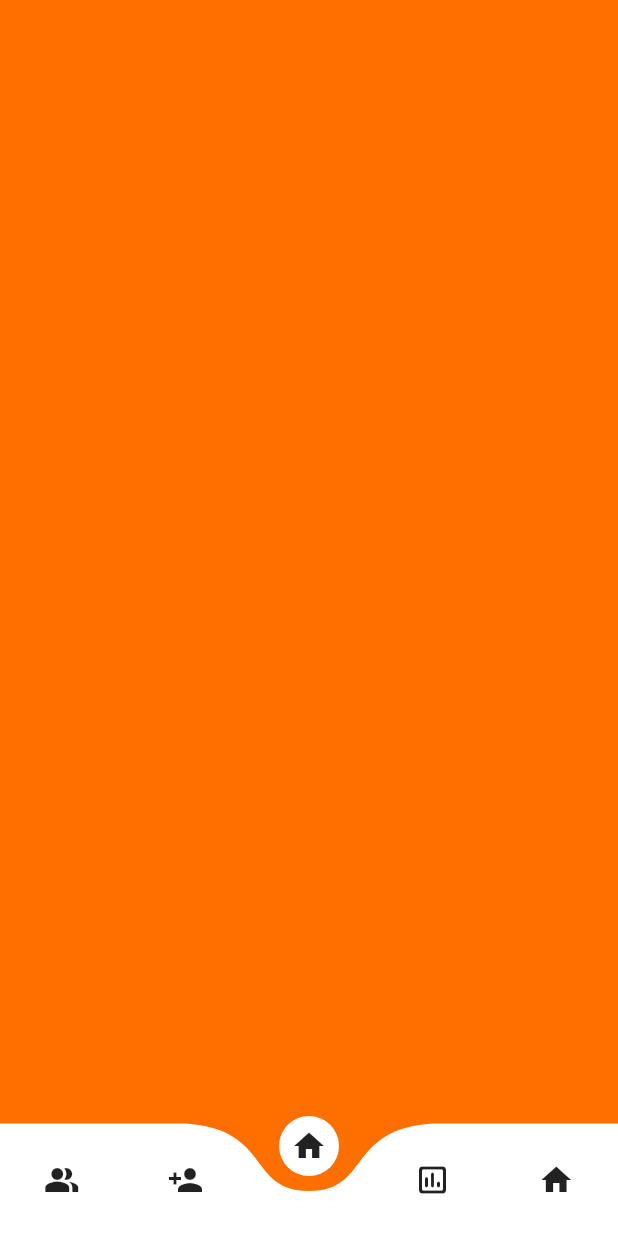
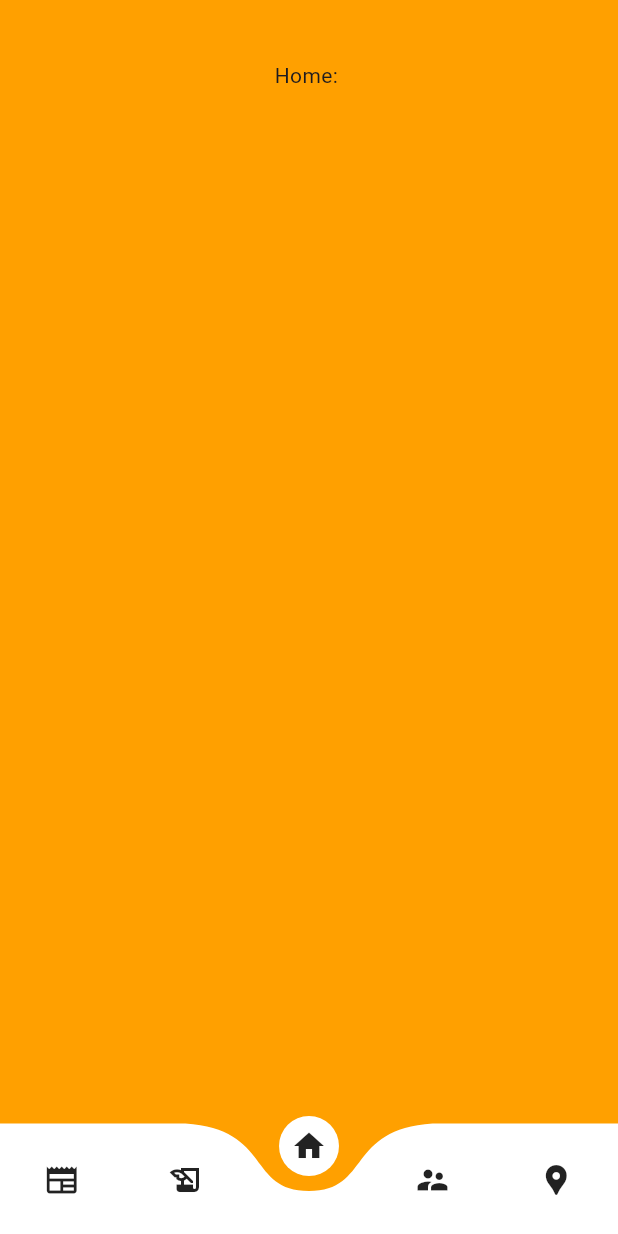
Before and after one commit to s0yAJ/Final_Project_App, a Flutter app: the screen it shows after launch, item 3 of the bottom bar chosen, on a phone screen of 412 x 824 dp. Run offline on Flutter 3.47's test engine with Material 3 defaults, Android fonts, the phone set to English and light mode, and no system bars; drawn by our look-alikes of curved_navigation_bar.

Commit message:
Finish_nabigation_bar

```diff
--- a/lib/main.dart
+++ b/lib/main.dart
@@ -1,5 +1,11 @@
-import 'package:final_proyect/pages/home.dart';
+import 'package:curved_navigation_bar/curved_navigation_bar.dart';
+import 'package:final_proyect/pages/History.dart';
+import 'package:final_proyect/pages/Home.dart';
+import 'package:final_proyect/pages/Services.dart';
+import 'package:final_proyect/pages/Shelters.dart';
 import 'package:flutter/material.dart';
+
+import 'pages/News.dart';
 
 void main() {
   runApp(const MyApp());
@@ -17,7 +23,55 @@
         colorScheme: ColorScheme.fromSeed(seedColor: Colors.deepPurple),
         useMaterial3: true,
       ),
-      home: const Home(),
+      home: const Navigation_bar(),
     );
   }
 }
+
+class Navigation_bar extends StatefulWidget {
+  const Navigation_bar({super.key});
+
+  @override
+  State<Navigation_bar> createState() => _Navigation_barState();
+}
+
+class _Navigation_barState extends State<Navigation_bar> {
+  int pageNum = 0;
+  final keynavigation = GlobalKey<CurvedNavigationBarState>();
+
+  final ICONS = [
+    const Icon(Icons.newspaper),
+    const Icon(Icons.history_edu_outlined),
+    const Icon(Icons.home),
+    const Icon(Icons.supervisor_account_sharp),
+    const Icon(Icons.location_pin),
+  ];
+
+  final screen = [
+    News(),
+    History(),
+    Home(),
+    Services(),
+    Shelters(),
+  ];
+
+  @override
+  Widget build(BuildContext context) {
+    return Scaffold(
+      backgroundColor: Colors.amber[700],
+      body: screen[pageNum],
+      bottomNavigationBar: CurvedNavigationBar(
+        key: keynavigation,
+        backgroundColor: Colors.transparent,
+        items: ICONS,
+        animationDuration: const Duration(milliseconds: 700),
+        index: pageNum,
+        onTap: (index) {
+          setState(() {
+            pageNum = index;
+          });
+        },
+      ),
+    );
+  }
+}
--- a/lib/pages/News.dart
+++ b/lib/pages/News.dart
@@ -13,6 +13,11 @@ class _NewsState extends State<News> {
     return SingleChildScrollView(
       child: Padding(
         padding: EdgeInsets.all(40),
+        child: Center(
+          child: Column(
+            children: [Text("News: ")],
+          ),
+        ),
       ),
     );
   }
--- a/lib/pages/home.dart
+++ b/lib/pages/home.dart
@@ -1,5 +1,3 @@
-import 'package:curved_navigation_bar/curved_navigation_bar.dart';
-import 'package:final_proyect/pages/News.dart';
 import 'package:flutter/material.dart';
 
 class Home extends StatefulWidget {
@@ -10,28 +8,9 @@ class Home extends StatefulWidget {
 }
 
 class _HomeState extends State<Home> {
-  int pageNum = 0;
-
-  final ICONS = [
-    const Icon(Icons.people_alt),
-    const Icon(Icons.person_add),
-    const Icon(Icons.home),
-    const Icon(Icons.insert_chart_outlined_rounded),
-    const Icon(Icons.home),
-  ];
-
-  final screen =[
-    News(),
-  ];
-
   @override
   Widget build(BuildContext context) {
-    return Scaffold(
-      backgroundColor: Colors.amber[900],
-      body: screen[pageNum],
-      bottomNavigationBar: CurvedNavigationBar(
-        backgroundColor: Colors.transparent,
-        items: ICONS),
-    );
+    return Padding(padding: EdgeInsets.all(40),
+    child: Center(child: Column(children: [Text("Home: ")],),),);
   }
 }
```
